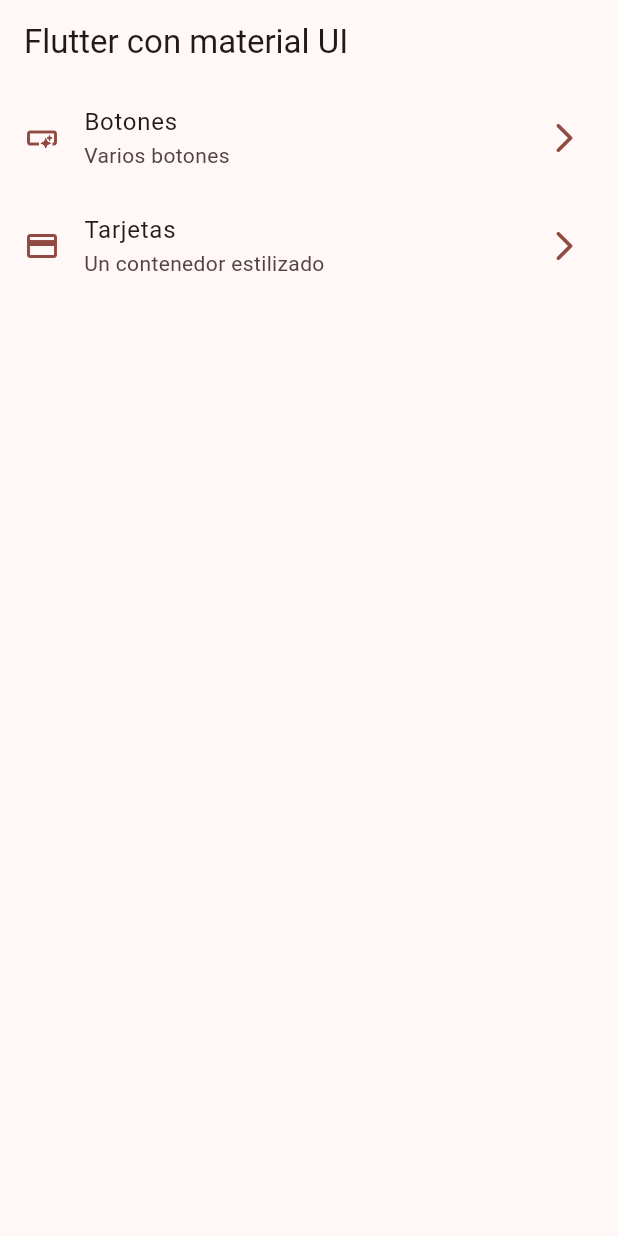
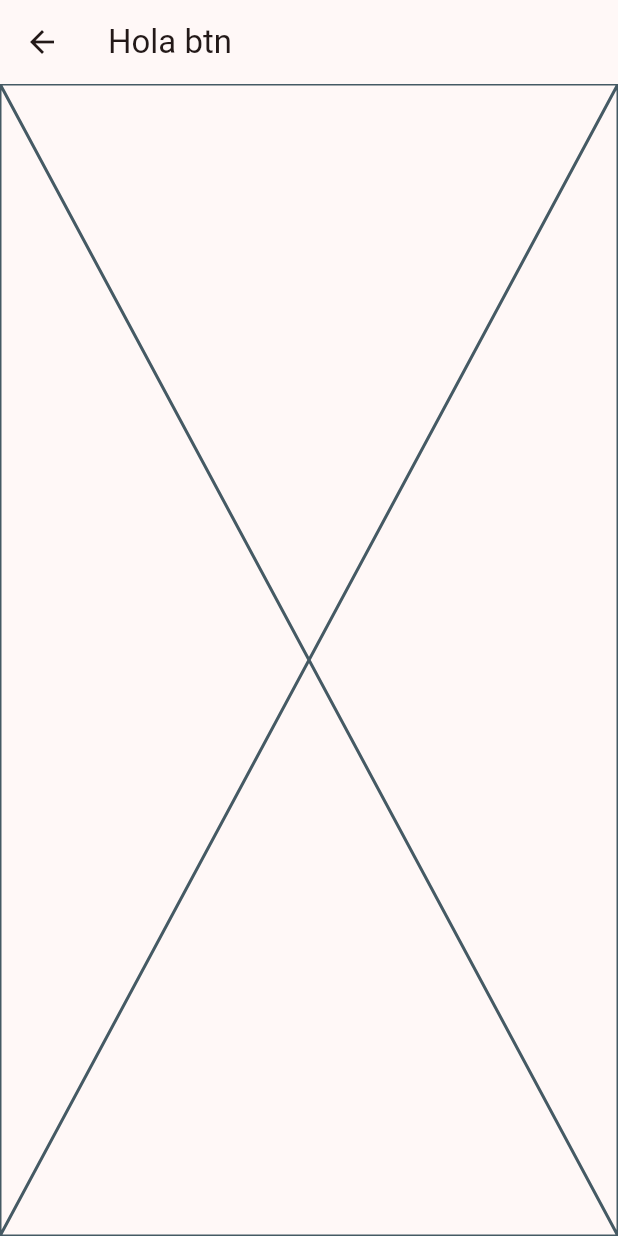
Before and after one commit to DuvanJM02/widgets_app, a Flutter app: the screen it shows after launch, after a tap on "Botones", on a phone screen of 412 x 824 dp. Run offline on Flutter 3.47's test engine with Material 3 defaults, Android fonts, the phone set to English and light mode, and no system bars.

```diff
--- a/lib/config/menu/menu_items.dart
+++ b/lib/config/menu/menu_items.dart
@@ -22,6 +22,6 @@ const appMenuItems = <MenuItems>[
   MenuItems(
       title: 'Tarjetas',
       subTitle: 'Un contenedor estilizado',
-      link: '/card',
+      link: '/cards',
       icon: Icons.credit_card),
 ];
--- a/lib/main.dart
+++ b/lib/main.dart
@@ -1,5 +1,7 @@
 import 'package:flutter/material.dart';
 import 'package:widgets_app/config/theme/app_theme.dart';
+import 'package:widgets_app/presentation/screens/buttons/buttons_screen.dart';
+import 'package:widgets_app/presentation/screens/cards/cards_screen.dart';
 import 'package:widgets_app/presentation/screens/home/home_screen.dart';
 
 void main() {
@@ -12,8 +14,13 @@ class MainApp extends StatelessWidget {
   @override
   Widget build(BuildContext context) {
     return MaterialApp(
-        debugShowCheckedModeBanner: false,
-        theme: AppTheme(selectedColor: 3).getTheme(),
-        home: const HomeScreen());
+      debugShowCheckedModeBanner: false,
+      theme: AppTheme(selectedColor: 3).getTheme(),
+      home: const HomeScreen(),
+      routes: {
+        '/buttons': (context) => ButtonsScreen(),
+        '/cards': (context) => CardsScreen()
+      },
+    );
   }
 }
--- /dev/null
+++ b/lib/presentation/screens/buttons/buttons_screen.dart
@@ -0,0 +1,15 @@
+import 'package:flutter/material.dart';
+
+class ButtonsScreen extends StatelessWidget {
+  const ButtonsScreen({super.key});
+
+  @override
+  Widget build(BuildContext context) {
+    return Scaffold(
+      appBar: AppBar(
+        title: const Text('Hola btn'),
+      ),
+      body: const Placeholder(),
+    );
+  }
+}
--- a/lib/presentation/screens/home/home_screen.dart
+++ b/lib/presentation/screens/home/home_screen.dart
@@ -1,5 +1,6 @@
 import 'package:flutter/material.dart';
 import 'package:widgets_app/config/menu/menu_items.dart';
+import 'package:widgets_app/presentation/screens/buttons/buttons_screen.dart';
 
 class HomeScreen extends StatelessWidget {
   const HomeScreen({super.key});
@@ -53,7 +54,12 @@ class _CustomListTile extends StatelessWidget {
       ),
       title: Text(menuItem.title),
       subtitle: Text(menuItem.subTitle),
-      onTap: () {},
+      onTap: () {
+        // Navigator.of(context).push(MaterialPageRoute(
+        //   builder: (context) => const ButtonsScreen(),
+        // ));
+        Navigator.pushNamed(context, menuItem.link);
+      },
     );
   }
 }
```
Also changed, not shown: lib/presentation/screens/cards/cards_screen.dart (added, +15 -0 lines).
